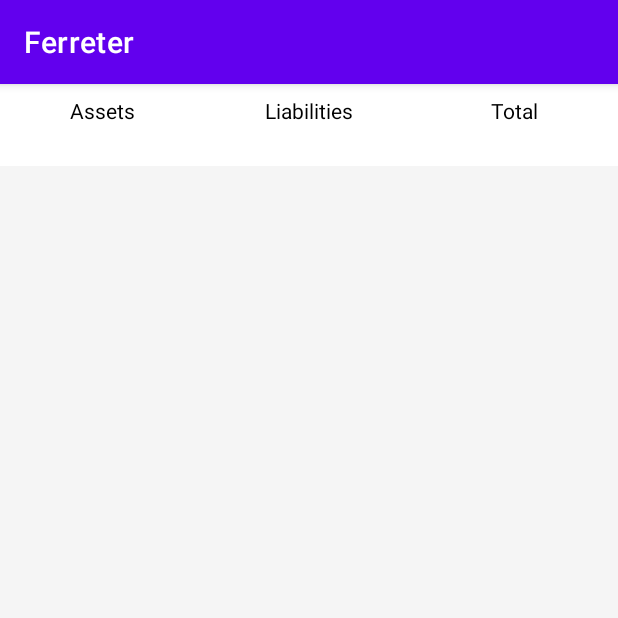
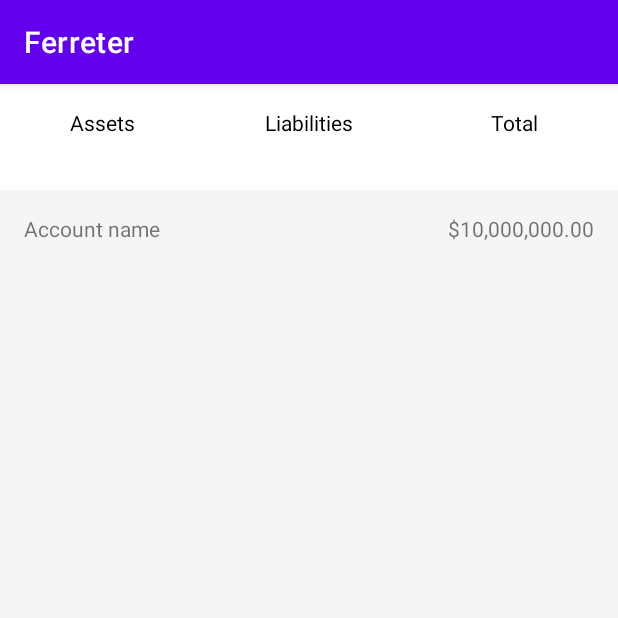
Before and after one commit to trinhan-nguyen/Feretter, an Android app: the screen it shows after launch (MainActivity), on a phone screen of 412 x 824 dp, the top half of it. Run offline under Robolectric (Android 15) with nearby library versions, the phone set to English and light mode, and no system bars; our stand-ins replace data binding.

Commit message:
Set Up UI For Accounts Page: add RecyclerView to display list of accounts

```diff
--- /dev/null
+++ b/app/src/main/java/com/paw/ferreter/AccountItem.kt
@@ -0,0 +1,12 @@
+package com.paw.ferreter
+
+enum class AccountItemType {
+    SECTION_HEADER,
+    ACCOUNT
+}
+
+class AccountItem(
+    val type: AccountItemType,
+    val name: String,
+    val balance: String
+)
--- /dev/null
+++ b/app/src/main/java/com/paw/ferreter/AccountsAdapter.kt
@@ -0,0 +1,37 @@
+package com.paw.ferreter
+
+import android.view.LayoutInflater
+import android.view.View
+import android.view.ViewGroup
+import android.widget.TextView
+import androidx.recyclerview.widget.RecyclerView
+import androidx.recyclerview.widget.RecyclerView.Adapter
+
+
+class AccountsAdapter: Adapter<AccountItemViewHolder>() {
+    var data = listOf<AccountItem>()
+    set(value) {
+        field = value
+        notifyDataSetChanged()
+    }
+
+    override fun onCreateViewHolder(parent: ViewGroup, viewType: Int): AccountItemViewHolder {
+        val layoutInflater = LayoutInflater.from(parent.context)
+        val view = layoutInflater.inflate(R.layout.account_item, parent, false)
+        return AccountItemViewHolder(view)
+    }
+
+    override fun onBindViewHolder(holder: AccountItemViewHolder, position: Int) {
+        val item = data[position]
+        holder.nameTextView.text = item.name
+        holder.balanceTextView.text = item.balance
+    }
+
+    override fun getItemCount(): Int = data.size
+
+}
+
+class AccountItemViewHolder(view: View): RecyclerView.ViewHolder(view) {
+    val nameTextView: TextView = view.findViewById(R.id.account_name)
+    val balanceTextView: TextView = view.findViewById(R.id.account_balance)
+}
--- a/app/src/main/java/com/paw/ferreter/AccountsFragment.kt
+++ b/app/src/main/java/com/paw/ferreter/AccountsFragment.kt
@@ -17,6 +17,13 @@ class AccountsFragment : Fragment() {
         val binding: FragmentAccountsBinding = DataBindingUtil.inflate(
             inflater, R.layout.fragment_accounts, container, false
         )
+
+        val adapter = AccountsAdapter()
+        binding.accountsList.adapter = adapter
+
+        // Just to test the RecyclerView for now
+        adapter.data = listOf(AccountItem(AccountItemType.ACCOUNT, "Account name", "$10,000,000.00"))
+
         return binding.root
     }
 }
--- /dev/null
+++ b/app/src/main/res/layout/account_item.xml
@@ -0,0 +1,25 @@
+<?xml version="1.0" encoding="utf-8"?>
+<androidx.constraintlayout.widget.ConstraintLayout xmlns:android="http://schemas.android.com/apk/res/android"
+    android:layout_width="match_parent"
+    android:layout_height="wrap_content"
+    android:padding="@dimen/standard_spacing"
+    xmlns:app="http://schemas.android.com/apk/res-auto"
+    xmlns:tools="http://schemas.android.com/tools">
+
+    <TextView
+        android:id="@+id/account_name"
+        app:layout_constraintStart_toStartOf="parent"
+        app:layout_constraintTop_toTopOf="parent"
+        tools:text="Saving accounts"
+        android:layout_width="wrap_content"
+        android:layout_height="wrap_content"/>
+
+    <TextView
+        android:id="@+id/account_balance"
+        app:layout_constraintEnd_toEndOf="parent"
+        app:layout_constraintTop_toTopOf="parent"
+        tools:text="$10,000,000.00"
+        android:layout_width="wrap_content"
+        android:layout_height="wrap_content"/>
+
+</androidx.constraintlayout.widget.ConstraintLayout>
--- a/app/src/main/res/layout/fragment_accounts.xml
+++ b/app/src/main/res/layout/fragment_accounts.xml
@@ -14,7 +14,7 @@
             android:background="?attr/colorSurface"
             android:gravity="center"
             android:orientation="vertical"
-            android:padding="@dimen/small_spacing"
+            android:padding="@dimen/standard_spacing"
             app:layout_constraintEnd_toStartOf="@id/liabilities_section"
             app:layout_constraintStart_toStartOf="parent"
             app:layout_constraintTop_toTopOf="parent">
@@ -38,7 +38,7 @@
             android:background="?attr/colorSurface"
             android:gravity="center"
             android:orientation="vertical"
-            android:padding="@dimen/small_spacing"
+            android:padding="@dimen/standard_spacing"
             app:layout_constraintEnd_toStartOf="@id/total_section"
             app:layout_constraintStart_toEndOf="@id/assets_section"
             app:layout_constraintTop_toTopOf="parent">
@@ -62,7 +62,7 @@
             android:background="?attr/colorSurface"
             android:gravity="center"
             android:orientation="vertical"
-            android:padding="@dimen/small_spacing"
+            android:padding="@dimen/standard_spacing"
             app:layout_constraintEnd_toEndOf="parent"
             app:layout_constraintStart_toEndOf="@id/liabilities_section"
             app:layout_constraintTop_toTopOf="parent">
@@ -79,5 +79,14 @@
                 tools:text="10,000,000.00" />
         </LinearLayout>
 
+        <androidx.recyclerview.widget.RecyclerView
+            android:id="@+id/accounts_list"
+            android:layout_width="match_parent"
+            app:layout_constraintTop_toBottomOf="@id/total_section"
+            app:layoutManager="androidx.recyclerview.widget.LinearLayoutManager"
+            app:layout_constraintBottom_toBottomOf="parent"
+            android:layout_height="0dp">
+        </androidx.recyclerview.widget.RecyclerView>
+
     </androidx.constraintlayout.widget.ConstraintLayout>
 </layout>
```
